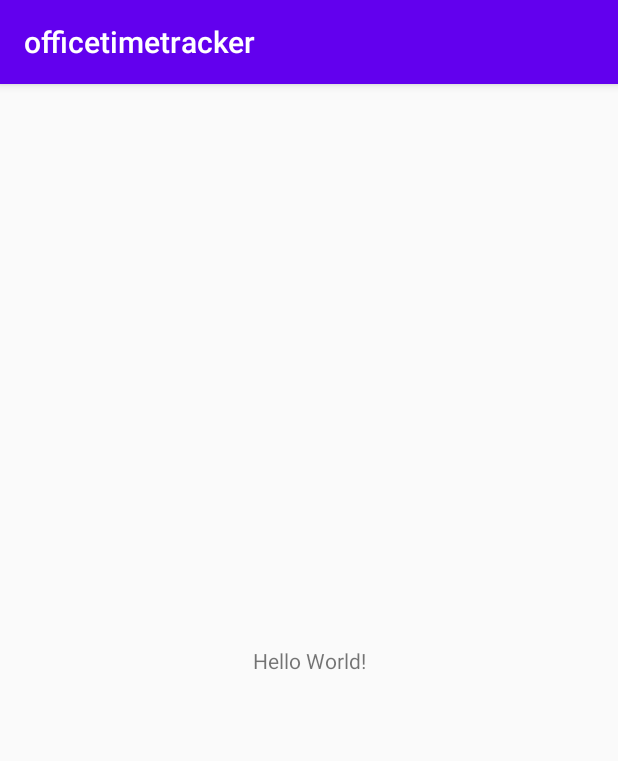
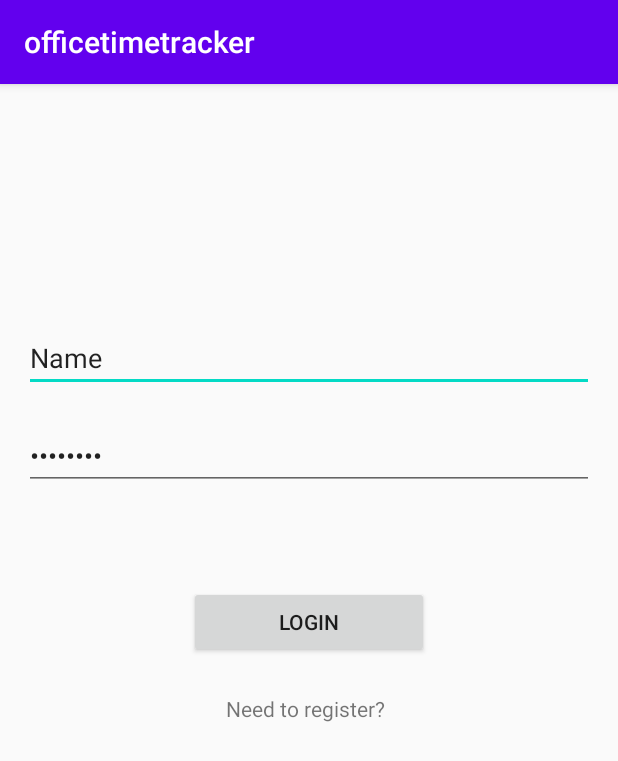
Before and after one commit to MariusRA/fool, an Android app: the screen it shows after launch (MainActivity before the commit, LoginActivity after it), on a phone screen of 412 x 824 dp. Shown: the top 761 px of the screen. Run offline under Robolectric (Android 15) with nearby library versions, the phone set to English and light mode, and no system bars.

Commit message:
Created the layout for register and login

```diff
--- /dev/null
+++ b/app/front_end/OTTOfficeTimeTracker/app/src/main/java/com/example/officetimetracker/LoginActivity.java
@@ -0,0 +1,24 @@
+package com.example.officetimetracker;
+
+import androidx.appcompat.app.AppCompatActivity;
+
+import android.content.Intent;
+import android.os.Bundle;
+import android.view.View;
+
+public class LoginActivity extends AppCompatActivity {
+
+    @Override
+    protected void onCreate(Bundle savedInstanceState) {
+        super.onCreate(savedInstanceState);
+        setContentView(R.layout.activity_login);
+
+        //Intent intent =getIntent();
+    }
+
+    public void onClickNeedReg(View view){
+
+        Intent intent =new Intent(this, RegisterActivity.class);
+        startActivity(intent);
+    }
+}
--- /dev/null
+++ b/app/front_end/OTTOfficeTimeTracker/app/src/main/res/layout/activity_login.xml
@@ -0,0 +1,61 @@
+<?xml version="1.0" encoding="utf-8"?>
+<androidx.constraintlayout.widget.ConstraintLayout xmlns:android="http://schemas.android.com/apk/res/android"
+    xmlns:app="http://schemas.android.com/apk/res-auto"
+    xmlns:tools="http://schemas.android.com/tools"
+    android:layout_width="match_parent"
+    android:layout_height="match_parent"
+    tools:context=".LoginActivity">
+
+    <EditText
+        android:id="@+id/nameLog"
+        android:layout_width="0dp"
+        android:layout_height="45dp"
+        android:layout_marginStart="16dp"
+        android:layout_marginTop="160dp"
+        android:layout_marginEnd="16dp"
+        android:ems="10"
+        android:inputType="textPersonName"
+        android:text="@string/edit_name"
+        app:layout_constraintEnd_toEndOf="parent"
+        app:layout_constraintStart_toStartOf="parent"
+        app:layout_constraintTop_toTopOf="parent" />
+
+    <EditText
+        android:id="@+id/passLog"
+        android:layout_width="0dp"
+        android:layout_height="45dp"
+        android:layout_marginStart="16dp"
+        android:layout_marginTop="20dp"
+        android:layout_marginEnd="16dp"
+        android:ems="10"
+        android:inputType="textPassword"
+        android:text="@string/edit_pass"
+        app:layout_constraintEnd_toEndOf="parent"
+        app:layout_constraintStart_toStartOf="parent"
+        app:layout_constraintTop_toBottomOf="@+id/nameLog" />
+
+    <Button
+        android:id="@+id/btnLog"
+        android:layout_width="160dp"
+        android:layout_height="0dp"
+        android:layout_marginTop="64dp"
+        android:text="@string/btn_login"
+        app:layout_constraintEnd_toEndOf="parent"
+        app:layout_constraintStart_toStartOf="parent"
+        app:layout_constraintTop_toBottomOf="@+id/passLog" />
+
+    <TextView
+        android:id="@+id/needReg"
+        android:layout_width="210dp"
+        android:layout_height="27dp"
+        android:layout_marginStart="16dp"
+        android:layout_marginTop="24dp"
+        android:layout_marginEnd="16dp"
+        android:text="@string/label_register"
+        android:clickable="true"
+        android:onClick="onClickNeedReg"
+        app:layout_constraintEnd_toEndOf="parent"
+        app:layout_constraintHorizontal_bias="0.792"
+        app:layout_constraintStart_toStartOf="parent"
+        app:layout_constraintTop_toBottomOf="@+id/btnLog" />
+</androidx.constraintlayout.widget.ConstraintLayout>
--- a/app/front_end/OTTOfficeTimeTracker/app/src/main/res/layout/activity_main.xml
+++ b/app/front_end/OTTOfficeTimeTracker/app/src/main/res/layout/activity_main.xml
@@ -4,15 +4,4 @@
     xmlns:tools="http://schemas.android.com/tools"
     android:layout_width="match_parent"
     android:layout_height="match_parent"
-    tools:context=".MainActivity">
-
-    <TextView
-        android:layout_width="wrap_content"
-        android:layout_height="wrap_content"
-        android:text="Hello World!"
-        app:layout_constraintBottom_toBottomOf="parent"
-        app:layout_constraintLeft_toLeftOf="parent"
-        app:layout_constraintRight_toRightOf="parent"
-        app:layout_constraintTop_toTopOf="parent" />
-
-</androidx.constraintlayout.widget.ConstraintLayout>
+    tools:context=".MainActivity"/>
--- a/app/front_end/OTTOfficeTimeTracker/app/src/main/res/values/strings.xml
+++ b/app/front_end/OTTOfficeTimeTracker/app/src/main/res/values/strings.xml
@@ -1,3 +1,10 @@
 <resources>
     <string name="app_name">officetimetracker</string>
+    <string name="edit_email">E-mail</string>
+    <string name="btn_submit">Submit</string>
+    <string name="edit_name">Name</string>
+    <string name="edit_pass">Password</string>
+    <string name="btn_login">Login</string>
+    <string name="label_register">Need to register?</string>
+    <string name="label_login">Already registered? Log in here</string>
 </resources>
```
Also changed, not shown: app/front_end/OTTOfficeTimeTracker/app/src/main/AndroidManifest.xml (+7 -3 lines), app/front_end/OTTOfficeTimeTracker/app/src/main/java/com/example/officetimetracker/RegisterActivity.java (added, +24 -0 lines), app/front_end/OTTOfficeTimeTracker/app/src/main/res/layout/activity_register.xml (added, +79 -0 lines).
